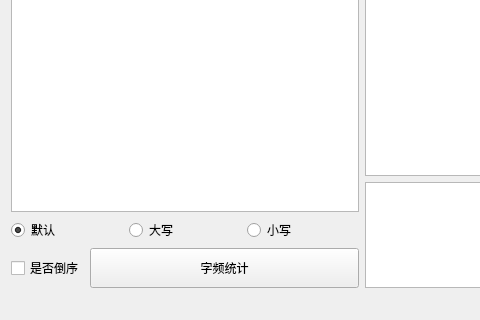
Qt form src/GUI/ui.ui (Byxs20/FrequencyCount) before a commit; both pictures show x 0 to 480 and y 116 to 436 of the 804 by 436 pixel window.
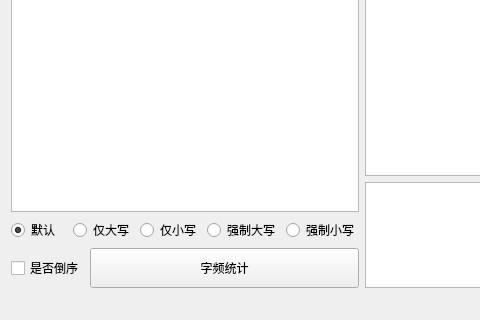
The same form after that commit. Custom widgets are drawn as their Qt base class.

Commit message: update 添加强制小写,大写功能

```diff
--- a/src/GUI/ui.ui
+++ b/src/GUI/ui.ui
@@ -67,14 +67,28 @@
          <item>
           <widget class="QRadioButton" name="radioButton_2">
            <property name="text">
-            <string>大写</string>
+            <string>仅大写</string>
            </property>
           </widget>
          </item>
          <item>
           <widget class="QRadioButton" name="radioButton_3">
            <property name="text">
-            <string>小写</string>
+            <string>仅小写</string>
+           </property>
+          </widget>
+         </item>
+         <item>
+          <widget class="QRadioButton" name="radioButton_4">
+           <property name="text">
+            <string>强制大写</string>
+           </property>
+          </widget>
+         </item>
+         <item>
+          <widget class="QRadioButton" name="radioButton_5">
+           <property name="text">
+            <string>强制小写</string>
            </property>
           </widget>
          </item>
```
The commit also changes 2 other files.
